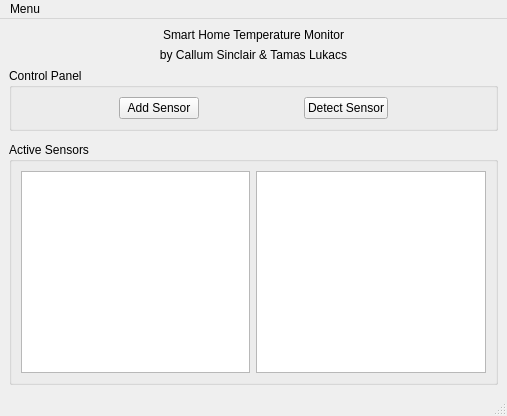
This is tempmonitor/activity_main.ui in Callum-Sinclair/nrf51_pi_house_monitor as Qt 5 draws it before an edit. The edited form follows.
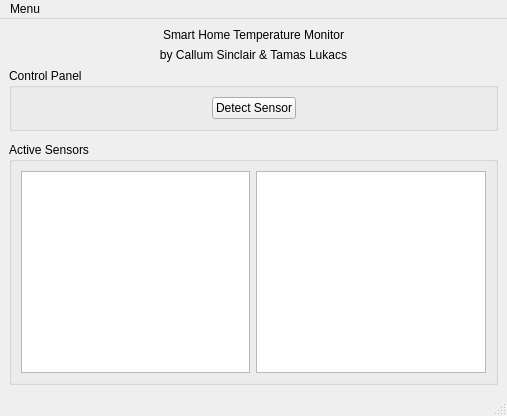
This is the edited form. Custom widgets are drawn as their Qt base class.

Diff of the .ui file:
```diff
--- a/tempmonitor/activity_main.ui
+++ b/tempmonitor/activity_main.ui
@@ -64,26 +64,6 @@
              </property>
             </spacer>
            </item>
-           <item>
-            <widget class="QPushButton" name="pushButton_main_addsensor">
-             <property name="text">
-              <string>Add Sensor</string>
-             </property>
-            </widget>
-           </item>
-           <item>
-            <spacer name="horizontalSpacer">
-             <property name="orientation">
-              <enum>Qt::Horizontal</enum>
-             </property>
-             <property name="sizeHint" stdset="0">
-              <size>
-               <width>40</width>
-               <height>5</height>
-              </size>
-             </property>
-            </spacer>
-           </item>
            <item>
             <widget class="QPushButton" name="pushButton_main_detectsensor">
              <property name="text">
```
